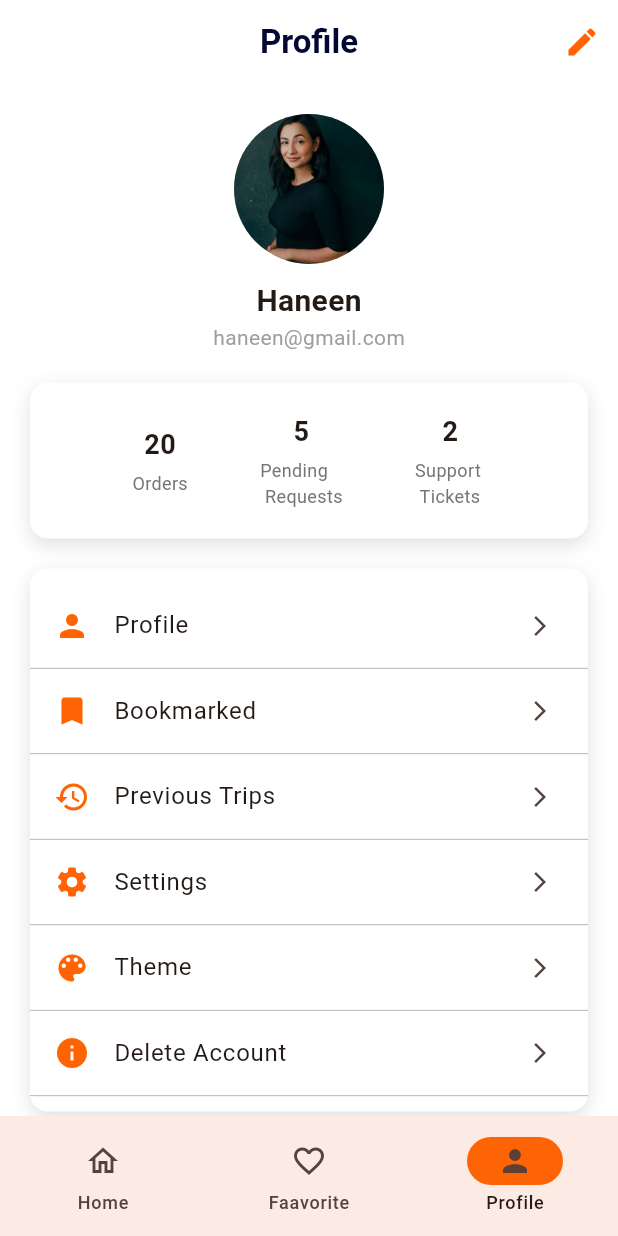
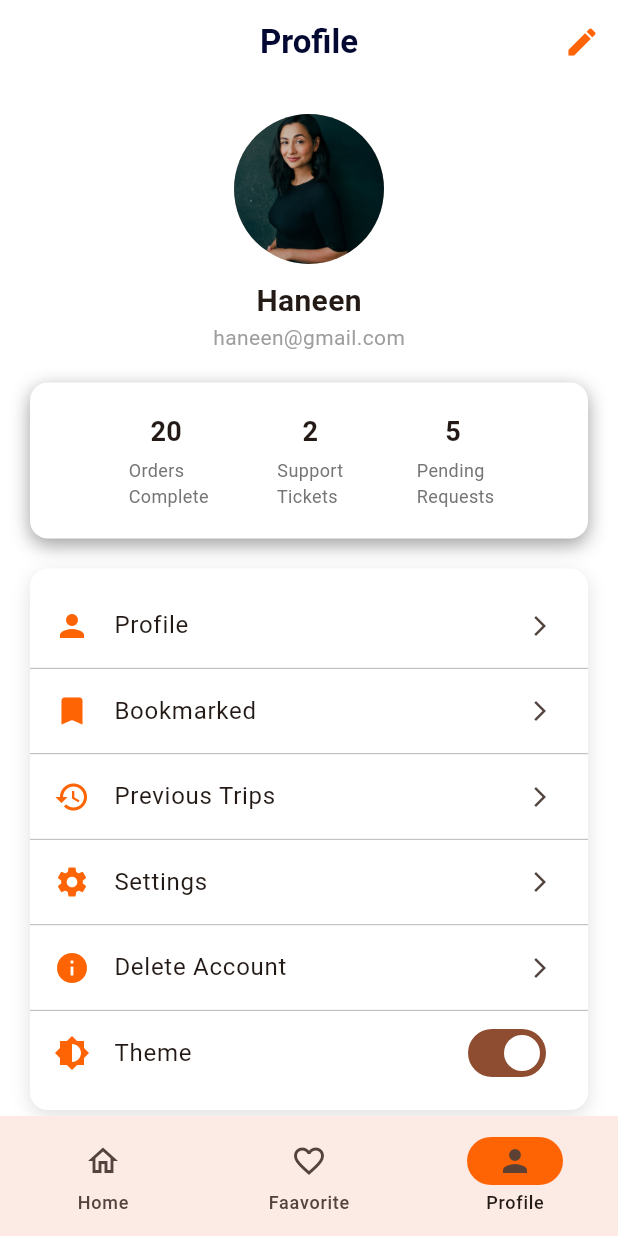
Before and after one commit to raghad-swaileh/cus_home_page, a Flutter app: the screen it shows after launch, item 3 of the bottom bar chosen, after a tap on "Theme", on a phone screen of 412 x 824 dp. Run offline on Flutter 3.47's test engine with Material 3 defaults, Android fonts, the phone set to English and light mode, and no system bars; our stand-ins replace cached_network_image, carousel_slider, google_fonts; missing offline and left inert: fluid_bottom_nav_bar; network calls fail.

Commit message:
notification commit

```diff
--- a/lib/views/pages/DeleteAccountScreeen/account_deletion.dart
+++ b/lib/views/pages/DeleteAccountScreeen/account_deletion.dart
@@ -76,7 +76,7 @@ class _AccountDeletionBodyState extends State<AccountDeletionBody> {
         Padding(
           padding: const EdgeInsets.symmetric(horizontal: 16.0),
           child: Card(
-            color: AppColors.orangelight,
+            color: AppColors.white,
             shadowColor: AppColors.grey,
             shape: RoundedRectangleBorder(
               borderRadius: BorderRadius.circular(15),
--- a/lib/views/pages/emp_home_page.dart
+++ b/lib/views/pages/emp_home_page.dart
@@ -1,6 +1,7 @@
 import 'package:flutter/material.dart';
 import 'package:google_fonts/google_fonts.dart';
 import 'package:hire_harmony/utils/app_colors.dart';
+import 'package:hire_harmony/views/pages/notification_page.dart';
 import 'package:hire_harmony/views/widgets/best_worker.dart';
 import 'package:hire_harmony/views/widgets/category_widget.dart';
 import 'package:hire_harmony/views/widgets/custom_carousel_indicator.dart';
@@ -17,7 +18,7 @@ class EmpHomePage extends StatelessWidget {
             preferredSize: const Size.fromHeight(150),
             child: Container(
               color: AppColors.orange,
-              padding: const EdgeInsets.symmetric(horizontal: 20, vertical: 20),
+              padding: const EdgeInsets.symmetric(horizontal: 20, vertical: 10),
               child: Column(
                 crossAxisAlignment: CrossAxisAlignment.start,
                 children: [
@@ -42,14 +43,24 @@ class EmpHomePage extends StatelessWidget {
                           ),
                         ],
                       ),
-                      const Icon(
-                        Icons.notifications_active_outlined,
-                        color: Colors.white,
-                        size: 25,
+                      TextButton(
+                        child: const Icon(
+                          Icons.notifications_active_outlined,
+                          color: Colors.white,
+                          size: 25,
+
+                        ),
+                        onPressed:(){
+                          Navigator.push(
+                            context,
+                            MaterialPageRoute(builder: (context) => NotificationPage())
+                            );
+
+                        } ,
                       )
                     ],
                   ),
-                  const SizedBox(height: 20),
+                  const SizedBox(height: 15),
                   Container(
                     padding: const EdgeInsets.symmetric(horizontal: 15),
                     decoration: BoxDecoration(
--- a/lib/views/pages/profile_info.dart
+++ b/lib/views/pages/profile_info.dart
@@ -45,7 +45,7 @@ class ProfileInfo extends StatelessWidget {
           ),
         ],
       ),
-      //boxShadow
+
 
         body: Column(
 
--- a/lib/views/pages/profile_page.dart
+++ b/lib/views/pages/profile_page.dart
@@ -11,8 +11,10 @@ class ProfilePage extends StatefulWidget {
 }
 
 class _ProfilePageState extends State<ProfilePage> {
-  final TextEditingController _nameController = TextEditingController(text: "Haneen");
-  final TextEditingController _emailController = TextEditingController(text: "haneen@gmail.com");
+  final TextEditingController _nameController =
+      TextEditingController(text: "Haneen");
+  final TextEditingController _emailController =
+      TextEditingController(text: "haneen@gmail.com");
   final GlobalKey<FormState> _formKey = GlobalKey<FormState>();
 
   @override
@@ -30,7 +32,9 @@ class _ProfilePageState extends State<ProfilePage> {
         actions: [
           IconButton(
             icon: Icon(Icons.edit, color: AppColors.orange),
-            onPressed: (){_showEditProfileDialog(context);},
+            onPressed: () {
+              _showEditProfileDialog(context);
+            },
           ),
         ],
       ),
@@ -41,7 +45,8 @@ class _ProfilePageState extends State<ProfilePage> {
             const SizedBox(height: 20),
             const CircleAvatar(
               radius: 50,
-              backgroundImage: AssetImage('assets/images/teacher.jpg'), // Replace with your image
+              backgroundImage: AssetImage(
+                  'assets/images/teacher.jpg'), // Replace with your image
             ),
             const SizedBox(height: 10),
             Text(
@@ -57,11 +62,11 @@ class _ProfilePageState extends State<ProfilePage> {
               margin: const EdgeInsets.symmetric(horizontal: 20),
               padding: const EdgeInsets.all(20),
               decoration: BoxDecoration(
-                color: Colors.white,
+                color: AppColors.white,
                 borderRadius: BorderRadius.circular(12),
                 boxShadow: [
                   BoxShadow(
-                    color: Colors.grey.shade300,
+                    color: AppColors.grey,
                     blurRadius: 10,
                     offset: const Offset(0, 4),
                   ),
@@ -70,24 +75,26 @@ class _ProfilePageState extends State<ProfilePage> {
               child: const Row(
                 mainAxisAlignment: MainAxisAlignment.spaceEvenly,
                 children: [
-                  StatItem(label: 'Orders', value: '20'),
-                  StatItem(label: 'Pending \n Requests', value: '5'),
-                  StatItem(label: 'Support \n Tickets', value: '2'),
+                  StatItem(label: ' Orders \n Complete', value: '20'),
+                  StatItem(label: ' Support \n Tickets', value: '2'),
+                  StatItem(label: ' Pending \n Requests', value: '5'),
                 ],
               ),
             ),
             const SizedBox(height: 20),
-            buildMenuContainer(context),
+            const buildMenuContainer(),
           ],
         ),
       ),
     );
   }
+
   void _showEditProfileDialog(BuildContext context) {
     showDialog(
       context: context,
       builder: (BuildContext context) {
         return AlertDialog(
+          backgroundColor: AppColors.white,
           title: const Text("Edit Profile"),
           content: Form(
             key: _formKey,
@@ -109,7 +116,9 @@ class _ProfilePageState extends State<ProfilePage> {
                   controller: _emailController,
                   decoration: const InputDecoration(labelText: "Email"),
                   validator: (value) {
-                    if (value == null || value.isEmpty || !value.contains("@")) {
+                    if (value == null ||
+                        value.isEmpty ||
+                        !value.contains("@")) {
                       return "Enter a valid email";
                     }
                     return null;
@@ -139,5 +148,4 @@ class _ProfilePageState extends State<ProfilePage> {
       },
     );
   }
-
 }
--- a/lib/views/widgets/build_menu_container.dart
+++ b/lib/views/widgets/build_menu_container.dart
@@ -1,11 +1,22 @@
 import 'package:flutter/material.dart';
+import 'package:hire_harmony/main.dart';
 import 'package:hire_harmony/utils/app_colors.dart';
 import 'package:hire_harmony/views/pages/DeleteAccountScreeen/account_deletion.dart';
 import 'package:hire_harmony/views/pages/edit_profile_page.dart';
 import 'package:hire_harmony/views/pages/profile_info.dart';
+class buildMenuContainer extends StatefulWidget {
+  const buildMenuContainer({super.key});
 
-Widget buildMenuContainer(BuildContext context) {
-  return Container(
+  @override
+  State<buildMenuContainer> createState() => _buildMenuContainerState();
+}
+
+class _buildMenuContainerState extends State<buildMenuContainer> {
+    bool isDarkMode = false;
+
+  @override
+  Widget build(BuildContext context) {
+    return Container(
     margin: const EdgeInsets.symmetric(horizontal: 20),
     padding: const EdgeInsets.symmetric(vertical: 10),
     decoration: BoxDecoration(
@@ -20,10 +31,45 @@ Widget buildMenuContainer(BuildContext context) {
       ],
     ),
     child: Column(
-      children: _buildMenuItems(context), // Pass the context here
+      children: [
+        Column(
+        children: _buildMenuItems(context),
+        ),
+         ListTile(
+                leading: Icon(  Icons.brightness_6,color:AppColors.orange,),
+                 title: Text('Theme') ,
+                  onTap: () {
+                setState(() {
+                      isDarkMode = !isDarkMode;
+                      // Change the theme
+                     /* final themeMode =
+                          isDarkMode ? ThemeMode.dark : ThemeMode.light;
+                      MyApp.of(context).setThemeMode(themeMode);*/
+                    });
+                  },
+                  trailing: Switch(
+                    value: isDarkMode,
+                    onChanged: (value) {
+                      setState(() {
+                        isDarkMode = value;
+                       /* final themeMode =
+                            isDarkMode ? ThemeMode.dark : ThemeMode.light;
+                        MyApp.of(context).setThemeMode(themeMode);*/
+                      });
+                    },
+
+            ),
+         ),
+      ],
+
+
+
     ),
+
   );
+  }
 }
+
 
 List<Widget> _buildMenuItems(BuildContext context) {
   final menuItems = [
@@ -31,7 +77,6 @@ List<Widget> _buildMenuItems(BuildContext context) {
     {'icon': Icons.bookmark, 'text': 'Bookmarked', 'route': null}, // Add route here later
     {'icon': Icons.history, 'text': 'Previous Trips', 'route': null},
     {'icon': Icons.settings, 'text': 'Settings', 'route': null},
-    {'icon': Icons.color_lens, 'text': 'Theme', 'route': null},
     {'icon': Icons.info, 'text': 'Delete Account', 'route': const AccountDeletionScreen()},
 
   ];
--- a/lib/views/widgets/state_item.dart
+++ b/lib/views/widgets/state_item.dart
@@ -8,6 +8,9 @@ class StatItem extends StatelessWidget {
   @override
   Widget build(BuildContext context) {
     return Column(
+      mainAxisAlignment: MainAxisAlignment.center,
+      crossAxisAlignment: CrossAxisAlignment.center,
+
       children: [
         Text(
           value,
```
Also changed, not shown: lib/views/pages/notification_page.dart (added, +170 -0 lines).
